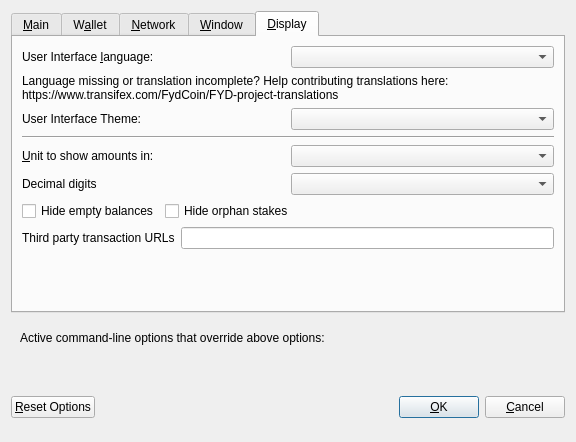
Before: the Qt Designer form src/qt/forms/optionsdialog.ui in Fydcoin/FYDCoin, drawn with Qt 5.
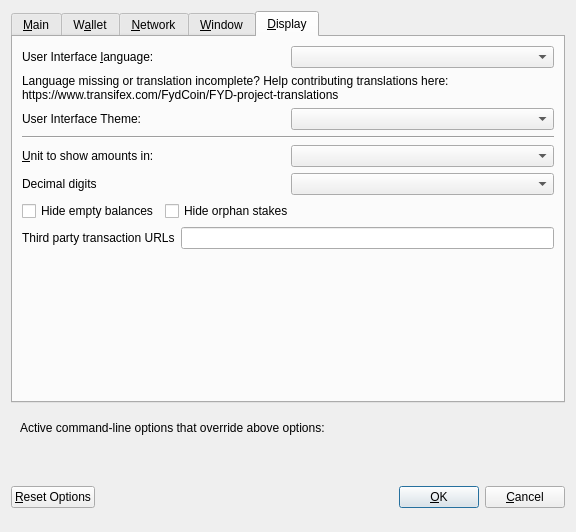
After: the same form once the commit is applied. Custom widgets are drawn as their Qt base class.

```diff
--- a/src/qt/forms/optionsdialog.ui
+++ b/src/qt/forms/optionsdialog.ui
@@ -7,7 +7,7 @@
     <x>0</x>
     <y>0</y>
     <width>576</width>
-    <height>442</height>
+    <height>532</height>
    </rect>
   </property>
   <property name="windowTitle">
```
Left out of the diff: 9 changed lines with no effect on the pictures.
